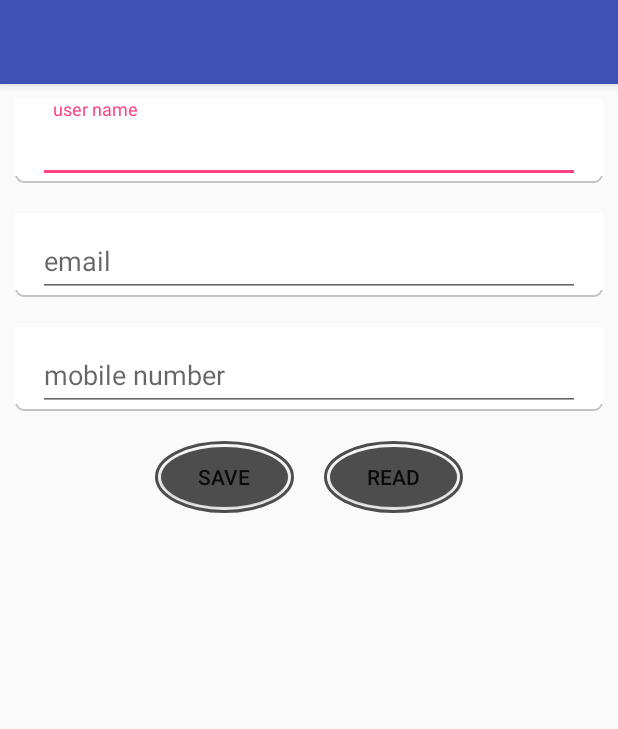
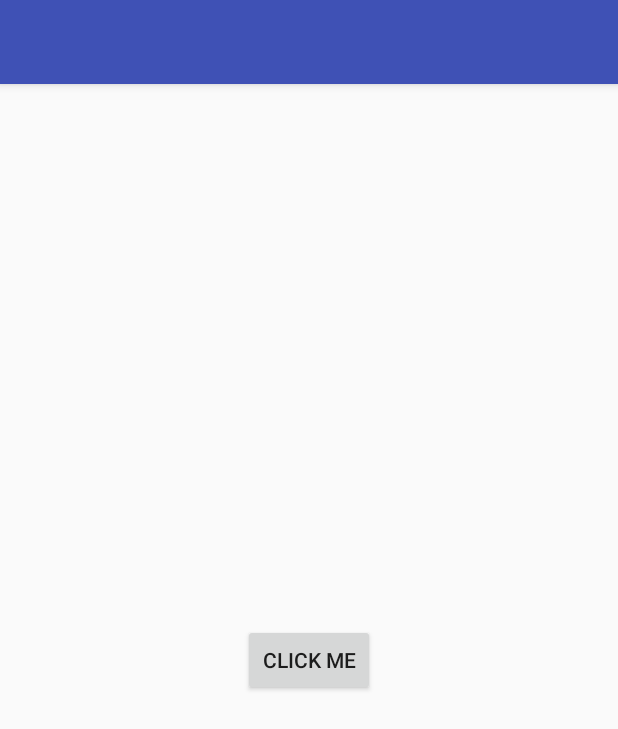
Before and after one commit to ganeshvelsol/FireBaseExample, an Android app: the screen it shows after launch (RoomDataBaseExmpl before the commit, IntentsTransitions after it), on a phone screen of 412 x 824 dp. Shown: the top 729 px of the screen. Run offline under Robolectric (Android 15) with nearby library versions, the phone set to English and light mode, and no system bars.

Commit message:
intents transitions are added...

```diff
--- a/app/src/main/AndroidManifest.xml
+++ b/app/src/main/AndroidManifest.xml
@@ -27,11 +27,13 @@
         <activity android:name=".admobs.AddingAdmobs" />
         <activity android:name=".bottomNavigation.BottomSheets" />
         <activity android:name=".paintrelated.SamplePaintings">
-            <!--<intent-filter>-->
-                <!--<action android:name="android.intent.action.MAIN" />-->
 
-                <!--<category android:name="android.intent.category.LAUNCHER" />-->
-            <!--</intent-filter>-->
+            <!-- <intent-filter> -->
+            <!-- <action android:name="android.intent.action.MAIN" /> -->
+
+
+            <!-- <category android:name="android.intent.category.LAUNCHER" /> -->
+            <!-- </intent-filter> -->
         </activity>
         <activity android:name=".paintrelated.PaintSecond" />
         <activity android:name=".schedulealarm.ScheduleAlarmPrctise" />
@@ -43,10 +45,14 @@
 
         <activity android:name=".paintrelated.SecondImage" />
         <activity android:name=".RoomDatabase.RoomDataBaseExmpl">
+        </activity>
+        <activity android:name=".intenttransitions.IntentsTransitions">
             <intent-filter>
-                <action android:name="android.intent.action.MAIN"/>
-                <category android:name="android.intent.category.LAUNCHER"/>
+                <action android:name="android.intent.action.MAIN" />
+
+                <category android:name="android.intent.category.LAUNCHER" />
             </intent-filter>
+
         </activity>
     </application>
 
--- a/app/src/main/java/velsol/com/firebaseexample/RoomDatabase/MyUserDatabase.java
+++ b/app/src/main/java/velsol/com/firebaseexample/RoomDatabase/MyUserDatabase.java
@@ -6,6 +6,5 @@ import android.arch.persistence.room.RoomDatabase;
 @Database(entities = {User.class},version = 1)
 public abstract class MyUserDatabase extends RoomDatabase
 {
-
     public abstract UserDao userDao();
 }
--- /dev/null
+++ b/app/src/main/java/velsol/com/firebaseexample/intenttransitions/IntentsTransitions.java
@@ -0,0 +1,31 @@
+package velsol.com.firebaseexample.intenttransitions;
+
+import android.content.Intent;
+import android.support.v7.app.AppCompatActivity;
+import android.os.Bundle;
+import android.view.View;
+import android.widget.Button;
+
+import velsol.com.firebaseexample.R;
+import velsol.com.firebaseexample.RoomDatabase.RoomDataBaseExmpl;
+
+public class IntentsTransitions extends AppCompatActivity
+{
+    Button first_one;
+    @Override
+    protected void onCreate(Bundle savedInstanceState) {
+        super.onCreate(savedInstanceState);
+        setContentView(R.layout.activity_intents_transitions);
+        first_one=(Button)findViewById(R.id.first_one);
+        first_one.setOnClickListener(new View.OnClickListener() {
+            @Override
+            public void onClick(View view)
+            {
+                //writing code for calling the second intent
+                Intent ss=new Intent(IntentsTransitions.this, RoomDataBaseExmpl.class);
+                startActivity(ss);
+                overridePendingTransition(R.anim.entry_anim,R.anim.exit_anim);
+            }
+        });
+    }
+}
--- /dev/null
+++ b/app/src/main/res/anim/entry_anim.xml
@@ -0,0 +1,22 @@
+<set xmlns:android="http://schemas.android.com/apk/res/android"
+    android:interpolator="@android:anim/bounce_interpolator">
+    <!--<translate-->
+        <!--android:fromXDelta="0%" android:toXDelta="-100%"-->
+        <!--android:fromYDelta="0%" android:toYDelta="0%"-->
+        <!--android:duration="750"/>-->
+    <alpha
+        android:duration="1200"
+        android:fromAlpha="0.0"
+        android:toAlpha="1.0" />
+
+
+    <!--code for zoomIn-->
+    <!--<scale android:duration="1200"-->
+        <!--android:fromXScale="0.5dp"-->
+        <!--android:fromYScale="0.5dp"-->
+        <!--android:pivotX="50%"-->
+        <!--android:pivotY="50%"-->
+        <!--android:toXScale="2"-->
+        <!--android:toYScale="2" >-->
+    <!--</scale>-->
+</set>
--- /dev/null
+++ b/app/src/main/res/anim/exit_anim.xml
@@ -0,0 +1,26 @@
+<set xmlns:android="http://schemas.android.com/apk/res/android"
+    android:interpolator="@android:anim/bounce_interpolator">
+    <!--<translate-->
+        <!--android:fromXDelta="-100%" android:toXDelta="0%"-->
+        <!--android:fromYDelta="0%" android:toYDelta="0%"-->
+        <!--android:duration="750"/>-->
+
+    <alpha
+        android:duration="1200"
+        android:fromAlpha="1.0"
+        android:toAlpha="0.0" />
+
+
+
+    <!--code for zoomout-->
+
+    <!--<scale android:duration="1200"-->
+        <!--android:fromXScale="2.0"-->
+        <!--android:fromYScale="2.0"-->
+        <!--android:pivotX="50%"-->
+        <!--android:pivotY="50%"-->
+        <!--android:toXScale="0.6"-->
+        <!--android:toYScale="0.6" >-->
+    <!--</scale>-->
+
+</set>
--- a/app/src/main/res/drawable/multi_color.xml
+++ b/app/src/main/res/drawable/multi_color.xml
@@ -9,4 +9,5 @@
             android:bottom="3dp" />
     </shape>
 </item>
+
 </selector>
--- /dev/null
+++ b/app/src/main/res/layout/activity_intents_transitions.xml
@@ -0,0 +1,12 @@
+<LinearLayout android:layout_width="match_parent"
+    android:layout_height="match_parent"
+    android:orientation="vertical"
+    android:layout_gravity="center"
+    android:gravity="center"
+    xmlns:android="http://schemas.android.com/apk/res/android">
+    <Button
+        android:id="@+id/first_one"
+        android:text="click Me"
+        android:layout_width="wrap_content"
+        android:layout_height="wrap_content" />
+</LinearLayout>
```
Lines whose indentation alone changed are shown as unchanged.
